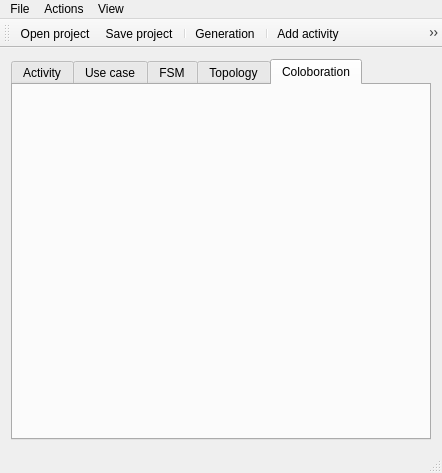
Above: sources/forms/mainwindow.ui from ferustigris/freeuml before the change. Below: the same form after it.
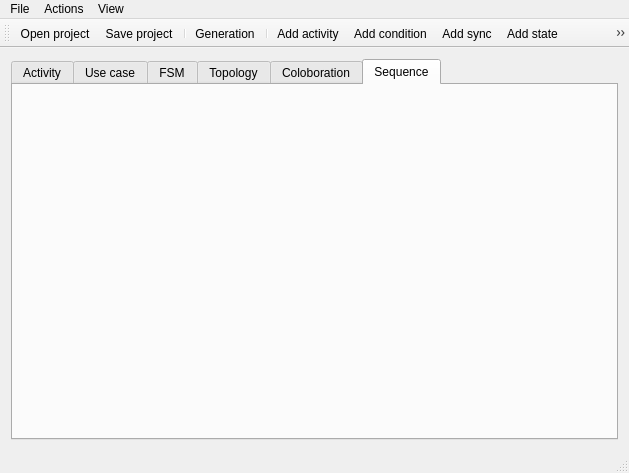
That is the form after the change. Icons and pictures are not drawn.

The edit to the form file:
```diff
--- a/sources/forms/mainwindow.ui
+++ b/sources/forms/mainwindow.ui
@@ -6,7 +6,7 @@
    <rect>
     <x>0</x>
     <y>0</y>
-    <width>442</width>
+    <width>629</width>
     <height>473</height>
    </rect>
   </property>
@@ -37,7 +37,7 @@
        <enum>QTabWidget::North</enum>
       </property>
       <property name="currentIndex">
-       <number>4</number>
+       <number>5</number>
       </property>
       <widget class="QWidget" name="activity">
        <attribute name="title">
@@ -89,6 +89,16 @@
         </item>
        </layout>
       </widget>
+      <widget class="QWidget" name="Sequence">
+       <attribute name="title">
+        <string>Sequence</string>
+       </attribute>
+       <layout class="QGridLayout" name="gridLayout_4">
+        <item row="0" column="0">
+         <layout class="QVBoxLayout" name="sequenceLayout"/>
+        </item>
+       </layout>
+      </widget>
      </widget>
     </item>
    </layout>
@@ -98,7 +108,7 @@
     <rect>
      <x>0</x>
      <y>0</y>
-     <width>442</width>
+     <width>629</width>
      <height>18</height>
     </rect>
    </property>
@@ -165,6 +175,7 @@
    <addaction name="actionAdd_author"/>
    <addaction name="actionAdd_node"/>
    <addaction name="actionAdd_module"/>
+   <addaction name="actionAdd_sequence"/>
    <addaction name="actionAdd_coloboration"/>
    <addaction name="separator"/>
    <addaction name="actionLevel_up"/>
@@ -368,6 +379,15 @@
     <string>Show toolbar</string>
    </property>
   </action>
+  <action name="actionAdd_sequence">
+   <property name="icon">
+    <iconset resource="../../share/mainResources.qrc">
+     <normaloff>:/textedit/images/filenew.png</normaloff>:/textedit/images/filenew.png</iconset>
+   </property>
+   <property name="text">
+    <string>Add sequence</string>
+   </property>
+  </action>
  </widget>
  <layoutdefault spacing="6" margin="11"/>
  <resources>
```
Left out of the diff: 1 changed line with no effect on the pictures.
